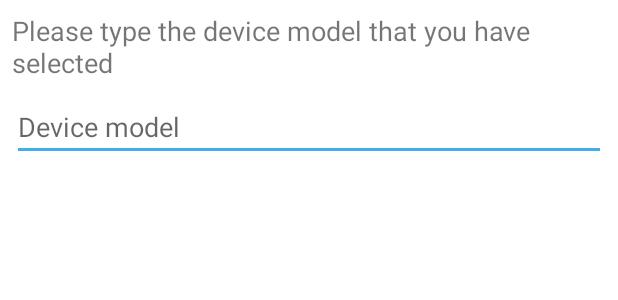
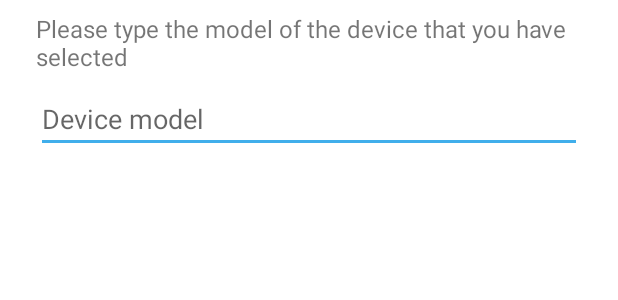
Before and after one commit to FranNetti/pc-citizenDigitalTwin, an Android app: the layout add_device_dialog.xml on its own in the app's theme, with its tools: preview values and no code run, on a phone screen of 412 x 824 dp. Shown: the top 300 px of the screen. Run offline under Robolectric (Android 15) with nearby library versions, the phone set to English and light mode, and no system bars.

Commit message:
add some visual fixes

```diff
--- a/androidApp/app/src/main/res/layout/add_device_dialog.xml
+++ b/androidApp/app/src/main/res/layout/add_device_dialog.xml
@@ -1,7 +1,6 @@
 <?xml version="1.0" encoding="utf-8"?>
 <androidx.constraintlayout.widget.ConstraintLayout xmlns:android="http://schemas.android.com/apk/res/android"
     xmlns:app="http://schemas.android.com/apk/res-auto"
-    xmlns:tools="http://schemas.android.com/tools"
     android:layout_width="match_parent"
     android:layout_height="wrap_content">
 
@@ -9,11 +8,11 @@
         android:id="@+id/textView3"
         android:layout_width="0dp"
         android:layout_height="wrap_content"
-        android:layout_marginStart="8dp"
+        android:layout_marginStart="24dp"
         android:layout_marginTop="8dp"
-        android:layout_marginEnd="8dp"
+        android:layout_marginEnd="24dp"
         android:text="@string/add_device_text"
-        android:textSize="18sp"
+        android:textSize="16sp"
         app:layout_constraintEnd_toEndOf="parent"
         app:layout_constraintStart_toStartOf="parent"
         app:layout_constraintTop_toTopOf="parent" />
@@ -22,9 +21,9 @@
         android:id="@+id/deviceModelEditText"
         android:layout_width="0dp"
         android:layout_height="wrap_content"
-        android:layout_marginStart="8dp"
+        android:layout_marginStart="24dp"
         android:layout_marginTop="8dp"
-        android:layout_marginEnd="8dp"
+        android:layout_marginEnd="24dp"
         android:layout_marginBottom="8dp"
         android:ems="10"
         android:hint="@string/add_device_hint"
--- a/androidApp/app/src/main/res/layout/device_found_item.xml
+++ b/androidApp/app/src/main/res/layout/device_found_item.xml
@@ -1,10 +1,10 @@
 <?xml version="1.0" encoding="utf-8"?>
 <androidx.constraintlayout.widget.ConstraintLayout xmlns:android="http://schemas.android.com/apk/res/android"
     xmlns:app="http://schemas.android.com/apk/res-auto"
-    xmlns:tools="http://schemas.android.com/tools"
     android:layout_width="match_parent"
+    android:layout_height="wrap_content"
     android:clickable="true"
-    android:layout_height="wrap_content">
+    android:focusable="true">
 
     <ImageView
         android:id="@+id/deviceTypeIcon"
--- a/androidApp/app/src/main/res/values/strings.xml
+++ b/androidApp/app/src/main/res/values/strings.xml
@@ -23,7 +23,7 @@
     <string name="discovered_devices_title">Discovered devices</string>
     <string name="device_type_icon">Device Type icon</string>
     <string name="device_name_not_found">Device name not found</string>
-    <string name="add_device_text">Please type the device model that you have selected</string>
+    <string name="add_device_text">Please type the model of the device that you have selected</string>
     <string name="add_device_hint">Device model</string>
     <string name="add_device_title">Insert device model</string>
     <string name="add_device_positive">Connect</string>
```
